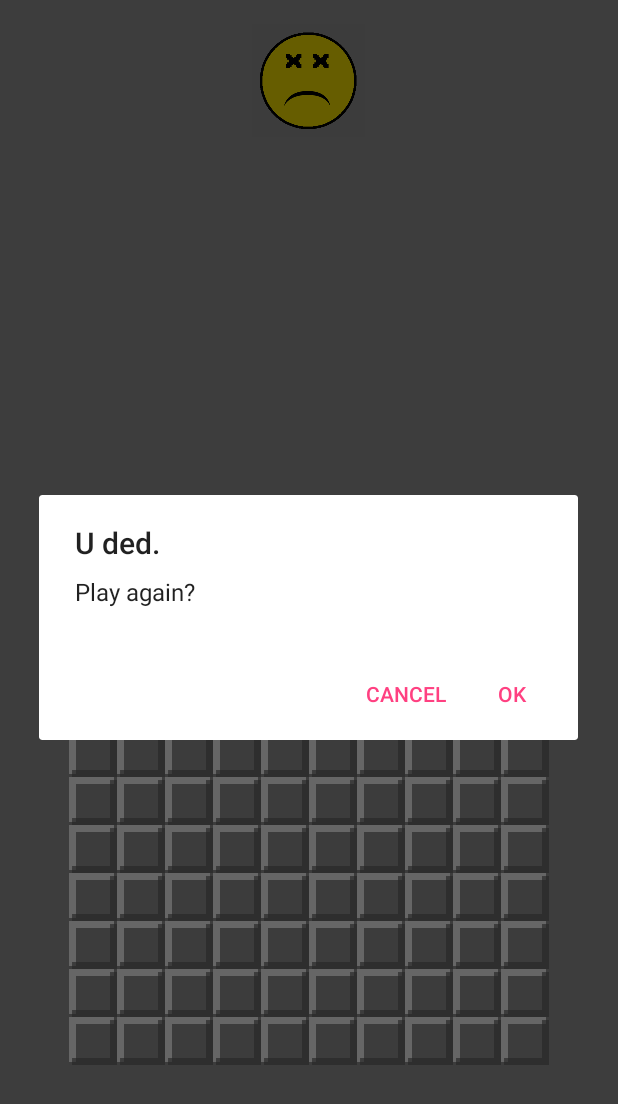
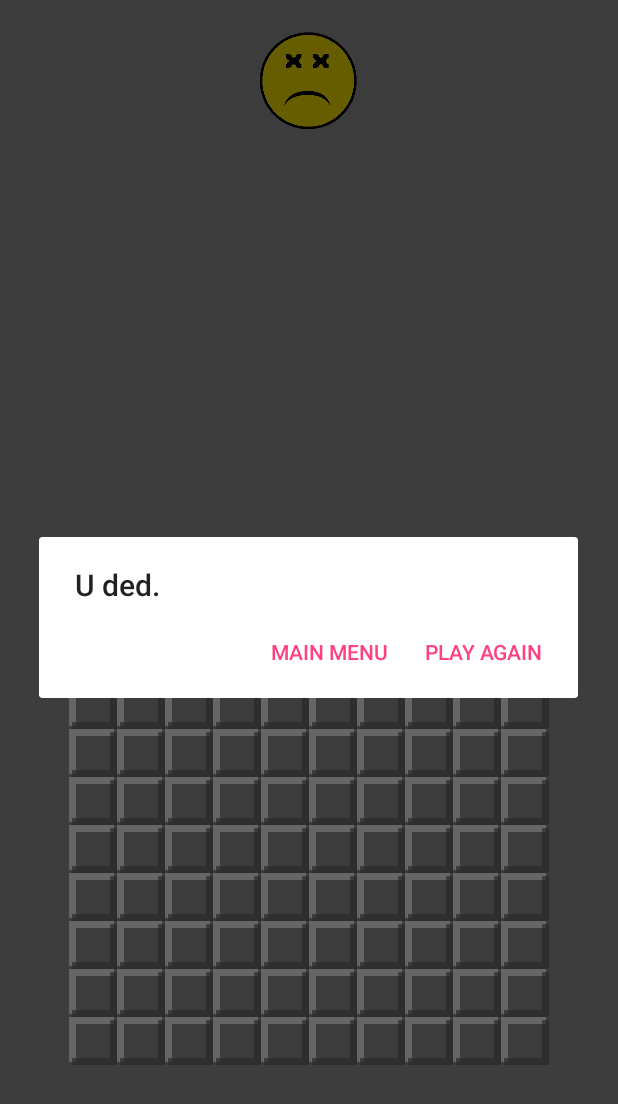
Before and after one commit to micahrowell/Minesweeper, an Android app: the Beginner screen opened directly, with no data from a screen before it, after a tap on an icon or button, on a phone screen of 412 x 824 dp. Shown: the top 1104 px of the screen. Run offline under Robolectric (Android 15) with nearby library versions, the phone set to English and light mode, and no system bars.

Commit message:
Added explosion sound effect when player trips a mine. Also added a dialog that forces player to play again or exit to the main menu.

```diff
--- a/app/src/main/java/com/example/micahj/minesweeper/Beginner.java
+++ b/app/src/main/java/com/example/micahj/minesweeper/Beginner.java
@@ -3,6 +3,7 @@ package com.example.micahj.minesweeper;
 import android.content.Context;
 import android.content.DialogInterface;
 import android.content.Intent;
+import android.media.MediaPlayer;
 import android.os.Vibrator;
 import android.support.v7.app.AlertDialog;
 import android.support.v7.app.AppCompatActivity;
@@ -22,9 +23,9 @@ public class Beginner extends AppCompatActivity {
 
     ImageButton smiley;
 
-    //ImageView overlay;
+    Vibrator vibrator;
 
-    Vibrator vibrator;
+    MediaPlayer bomb;
 
     public void tileClick(View view){
         ImageView tile = (ImageView) view;
@@ -36,24 +37,23 @@ public class Beginner extends AppCompatActivity {
         if(gameSpace[row][column] == 1){
             vibrator.vibrate(100);
 
+            bomb.start();
+
             tile.setImageResource(R.drawable.mine);
 
             smiley.setEnabled(true);
             smiley.setImageResource(R.drawable.smiley_dead);
 
-            //overlay.setTranslationX(1000f);
-
             new AlertDialog.Builder(Beginner.this)
                     .setTitle("U ded.")
-                    .setMessage("Play again?")
-                    .setPositiveButton(android.R.string.yes, new DialogInterface.OnClickListener() {
+                    .setPositiveButton(R.string.playAgain, new DialogInterface.OnClickListener() {
                         public void onClick(DialogInterface dialog, int which) {
                             newGame();
                         }
                     })
-                    .setNegativeButton(android.R.string.no, new DialogInterface.OnClickListener() {
+                    .setNegativeButton(R.string.mainMenu, new DialogInterface.OnClickListener() {
                         public void onClick(DialogInterface dialog, int which) {
-                            // do nothing
+                            finish();
                         }
                     })
                     .show();
@@ -140,8 +140,7 @@ public class Beginner extends AppCompatActivity {
 
         vibrator = (Vibrator) getSystemService(Context.VIBRATOR_SERVICE);
 
-        //overlay = (ImageView) findViewById(R.id.clearOverlay);
-        //overlay.setTranslationX(-1000f);
+        bomb = MediaPlayer.create(this, R.raw.explode);
 
         smiley = (ImageButton) findViewById(R.id.smileyButton);
         smiley.setEnabled(false);
--- a/app/src/main/res/values/strings.xml
+++ b/app/src/main/res/values/strings.xml
@@ -6,4 +6,6 @@
     <string name="Custom">Custom - Coming Soon!</string>
     <string name="High_Scores">High Scores - Coming Soon!</string>
     <string name="Coming_Soon">Coming Soon!</string>
+    <string name="playAgain">Play Again</string>
+    <string name="mainMenu">Main Menu</string>
 </resources>
```
Also changed, not shown: 1 other file.
